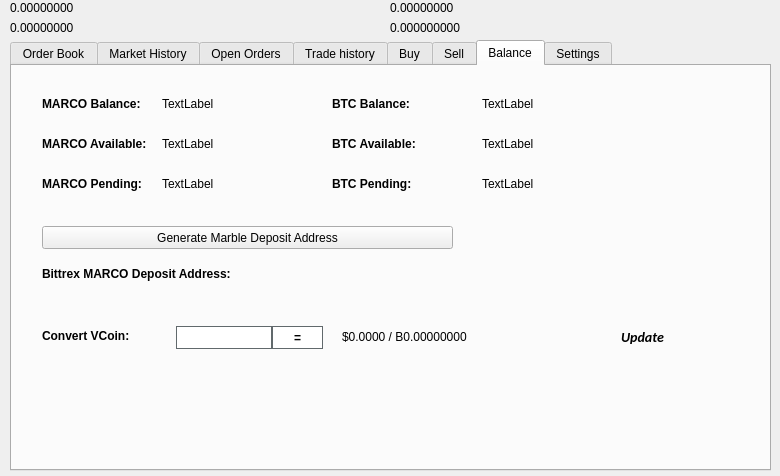
Before: the Qt Designer form src/qt/forms/tradingdialog.ui in 3v3rt0n/MarbleCoin, drawn with Qt 5.
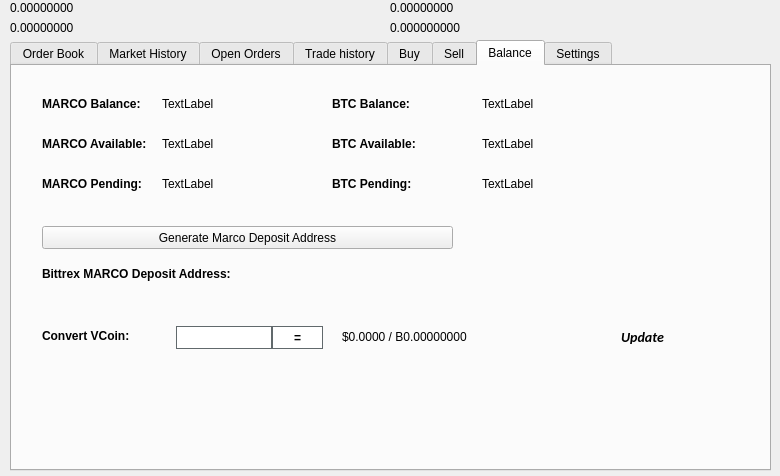
After: the same form once the commit is applied. The open tabs and pages were chosen to show the change. Icons and pictures are not drawn.

Commit message:
Change to Marco Polo Coin
Change to Marco Polo Coin

```diff
--- a/src/qt/forms/tradingdialog.ui
+++ b/src/qt/forms/tradingdialog.ui
@@ -2941,7 +2941,7 @@
       </rect>
      </property>
      <property name="text">
-      <string>Generate Marble Deposit Address</string>
+      <string>Generate Marco Deposit Address</string>
      </property>
      <property name="icon">
       <iconset resource="../marble.qrc">
```
Left out of the diff: 14 changed lines with no effect on the pictures. The commit also changes 362 other files.
